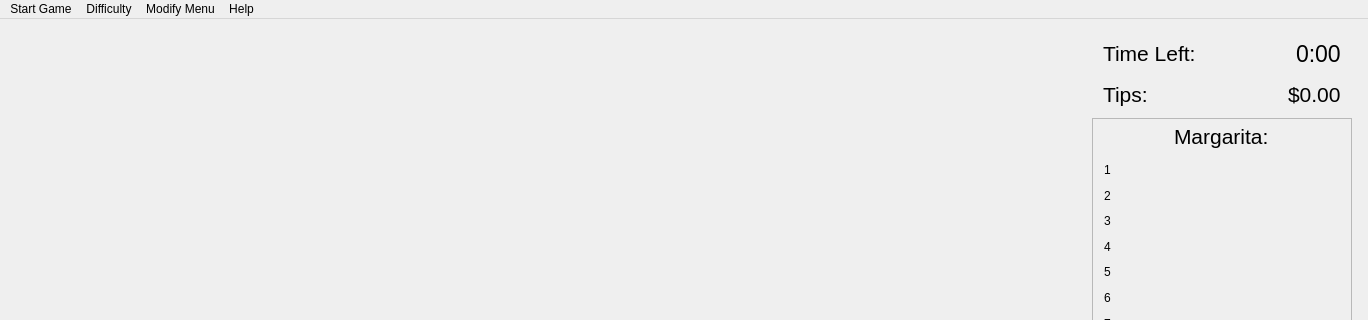
The window that mainwindow.ui (wintersca/bartender) describes before a commit, drawn with Qt 5; both pictures show x 0 to 1368 and y 0 to 320 of the 1368 by 792 pixel window.
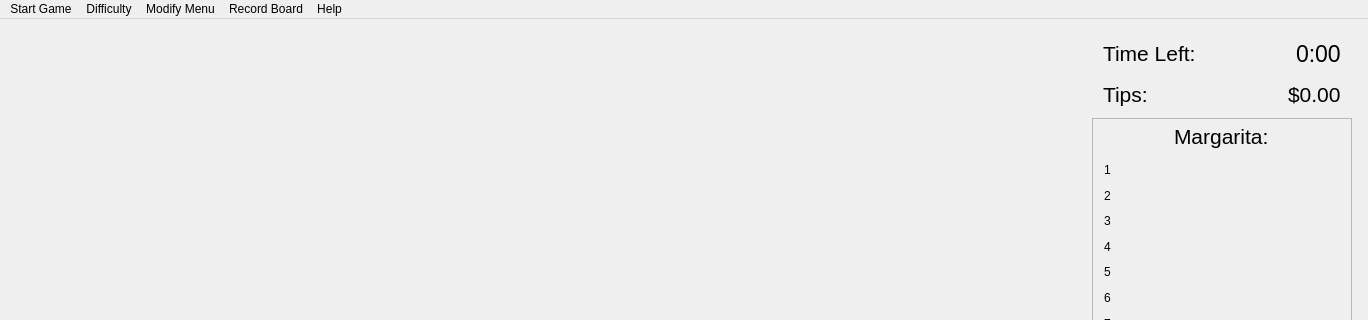
The same window after the commit.

Commit message: Added main window changes to view the records window.

The edit to the form file:
```diff
--- a/mainwindow.ui
+++ b/mainwindow.ui
@@ -568,9 +568,16 @@
     </property>
     <addaction name="actionAbout"/>
    </widget>
+   <widget class="QMenu" name="menuRecord_Board">
+    <property name="title">
+     <string>Record Board</string>
+    </property>
+    <addaction name="actionView_Record_Board"/>
+   </widget>
    <addaction name="menuStart_Game"/>
    <addaction name="menuDifficulty"/>
    <addaction name="menuModify_Menu"/>
+   <addaction name="menuRecord_Board"/>
    <addaction name="menuHelp"/>
   </widget>
   <action name="actionAdd_New_Drink">
```
Left out of the diff: 5 changed lines with no effect on the pictures. The commit also changes 2 other files.
